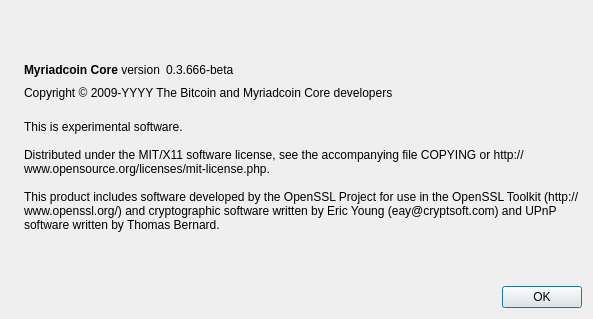
This is src/qt/forms/aboutdialog.ui in depboy/myriad as Qt 5 draws it before an edit. The edited form follows.
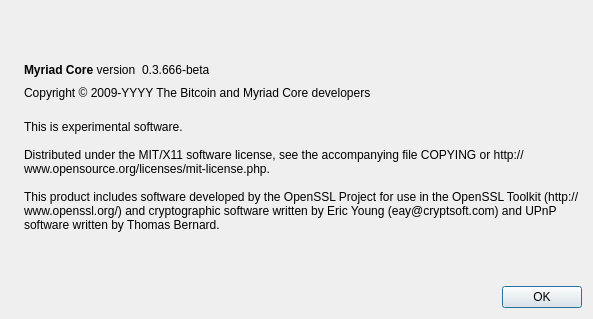
This is the edited form. Icons and pictures are not drawn.

```diff
--- a/src/qt/forms/aboutdialog.ui
+++ b/src/qt/forms/aboutdialog.ui
@@ -50,7 +50,7 @@
           <cursorShape>IBeamCursor</cursorShape>
          </property>
          <property name="text">
-          <string>&lt;b&gt;Myriadcoin Core&lt;/b&gt; version</string>
+          <string>&lt;b&gt;Myriad Core&lt;/b&gt; version</string>
          </property>
          <property name="textInteractionFlags">
           <set>Qt::LinksAccessibleByMouse|Qt::TextSelectableByKeyboard|Qt::TextSelectableByMouse</set>
@@ -91,7 +91,7 @@
         <cursorShape>IBeamCursor</cursorShape>
        </property>
        <property name="text">
-        <string notr="true">Copyright &amp;copy; 2009-YYYY The Bitcoin and Myriadcoin Core developers</string>
+        <string notr="true">Copyright &amp;copy; 2009-YYYY The Bitcoin and Myriad Core developers</string>
        </property>
        <property name="textFormat">
         <enum>Qt::RichText</enum>
```
